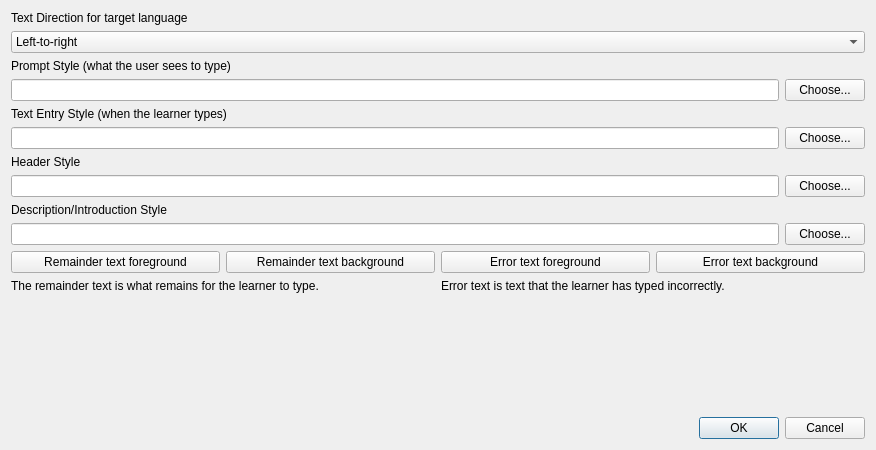
adamb924/TypingTutor, file edittextstylesdialog.ui: the form before one commit.
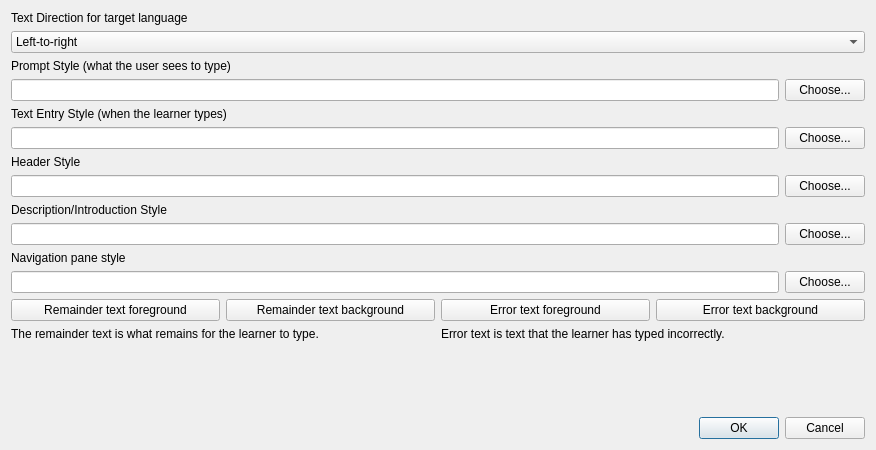
The form after the commit.

Commit message: A custom style for the navigation pane

Diff of the .ui file:
```diff
--- a/edittextstylesdialog.ui
+++ b/edittextstylesdialog.ui
@@ -119,6 +119,27 @@
      </item>
     </layout>
    </item>
+   <item>
+    <widget class="QLabel" name="label_6">
+     <property name="text">
+      <string>Navigation pane style</string>
+     </property>
+    </widget>
+   </item>
+   <item>
+    <layout class="QHBoxLayout" name="horizontalLayout_6">
+     <item>
+      <widget class="QLineEdit" name="paneStyleEdit"/>
+     </item>
+     <item>
+      <widget class="QPushButton" name="paneStyleButton">
+       <property name="text">
+        <string>Choose...</string>
+       </property>
+      </widget>
+     </item>
+    </layout>
+   </item>
    <item>
     <layout class="QHBoxLayout" name="horizontalLayout_5">
      <item>
```
The commit also changes 5 other files.
